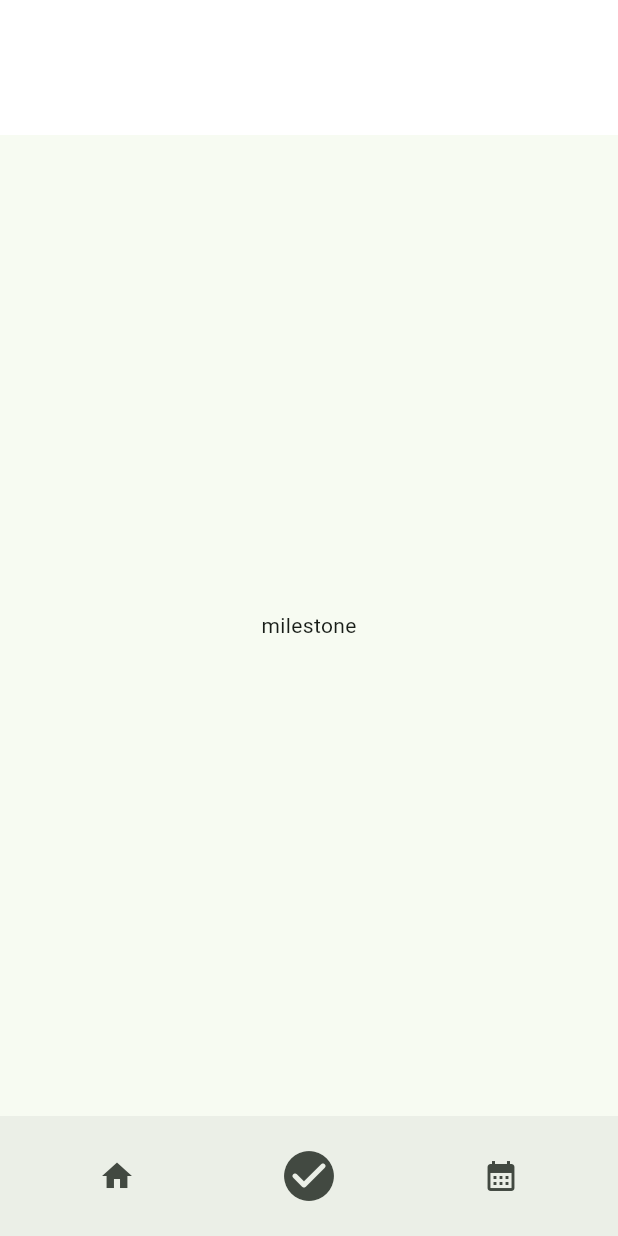
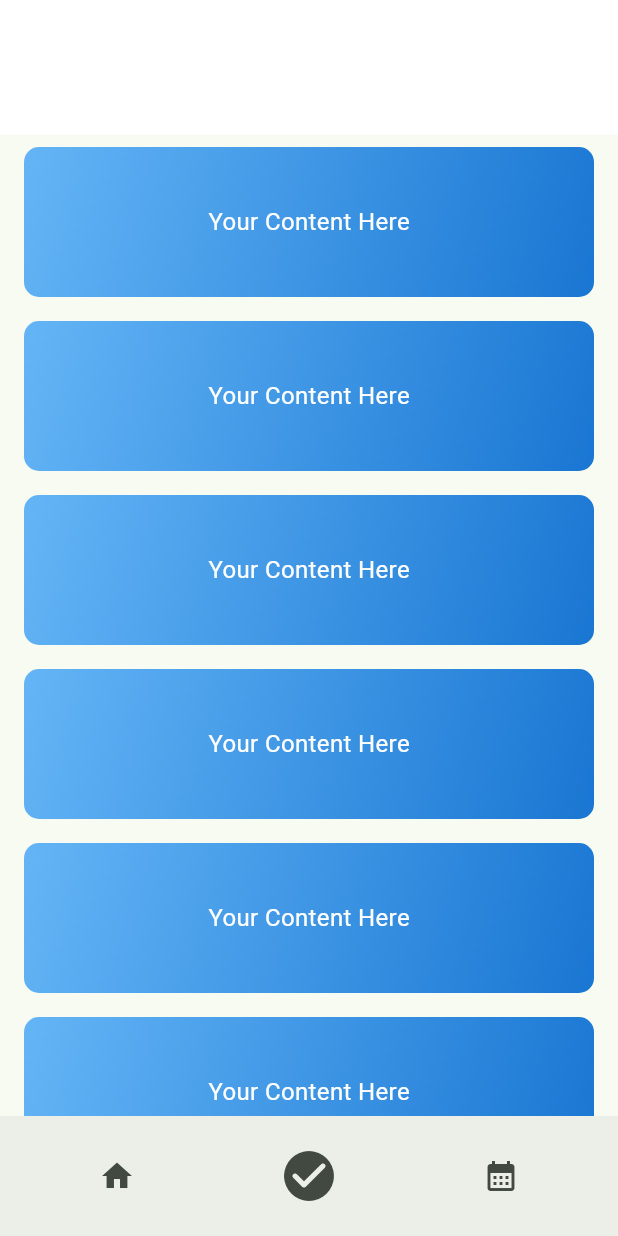
Before and after one commit to takumi-nakagawa-1016/mile_app, a Flutter app: the screen it shows after launch, on a phone screen of 412 x 824 dp. Run offline on Flutter 3.47's test engine with Material 2 defaults, Android fonts, the phone set to English and light mode, and no system bars; our stand-ins replace firebase_auth, firebase_core, flutter_riverpod, hooks_riverpod, table_calendar; accounts and stored records are empty.

```diff
--- a/lib/widget/page/milestone_page.dart
+++ b/lib/widget/page/milestone_page.dart
@@ -14,10 +14,33 @@ class MilestonePage extends HookConsumerWidget {
   Widget _milestonePage(BuildContext context, WidgetRef ref) {
     return Scaffold(
       appBar: customAppbar(),
-      body: Center(
-        child: Text('milestone'),
+      body: ListView.builder(
+        itemCount: 15, // 表示するボックスの数
+        itemBuilder: (context, index) {
+          return Padding(
+            padding: EdgeInsets.symmetric(horizontal: 16.0, vertical: 8.0), // ボックス間の余白を設定
+            child: Container(
+              height: 100, // ボックスの高さ
+              decoration: BoxDecoration(
+                borderRadius: BorderRadius.circular(10.0), // 角丸の半径
+                gradient: LinearGradient(
+                  colors: [Colors.blue[300]!, Colors.blue[700]!], // グラデーションの色
+                  begin: Alignment.topLeft, // グラデーションの開始位置
+                  end: Alignment.bottomRight, // グラデーションの終了位置
+                ),
+              ),
+              child: Center(
+                child: Text(
+                  'Your Content Here',
+                  style: TextStyle(color: Colors.white, fontSize: 16.0),
+                ),
+              ),
+            ),
+          );
+        },
       ),
-      bottomNavigationBar: customFooter(context)
+      bottomNavigationBar: customFooter(context),
     );
   }
+
 }
--- a/pubspec.yaml
+++ b/pubspec.yaml
@@ -38,6 +38,9 @@ dependencies:
   flutter_riverpod: ^2.3.6
   hooks_riverpod: ^2.1.1
   table_calendar: ^3.0.3
+  firebase_auth: ^4.7.2
+  firebase_core: ^2.15.0
+  google_sign_in: ^6.1.4
 
 dev_dependencies:
   flutter_test:
```
Also changed, not shown: lib/main.dart (+9 -1 lines), lib/widget/page/register_page.dart (added, +22 -0 lines), lib/firebase_options.dart (added), pubspec.lock, 11 other files.
